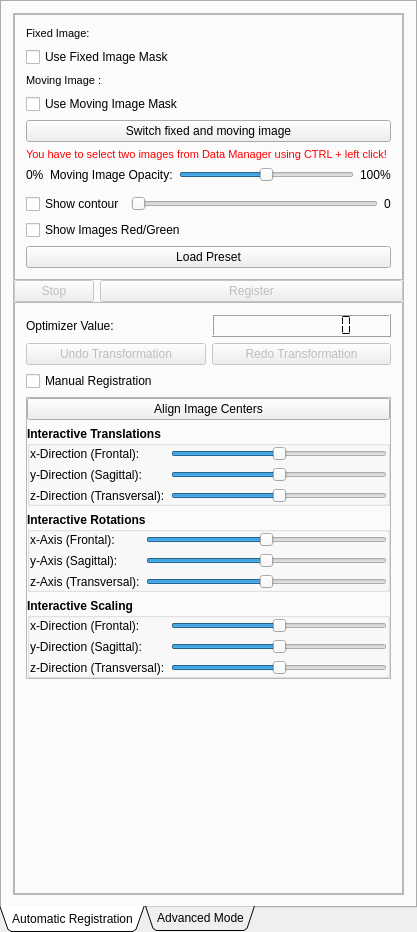
The window that Plugins/org.mitk.gui.qt.registration/src/internal/QmitkRigidRegistrationViewControls.ui (MITK/MITK) describes before a commit, drawn with Qt 5.
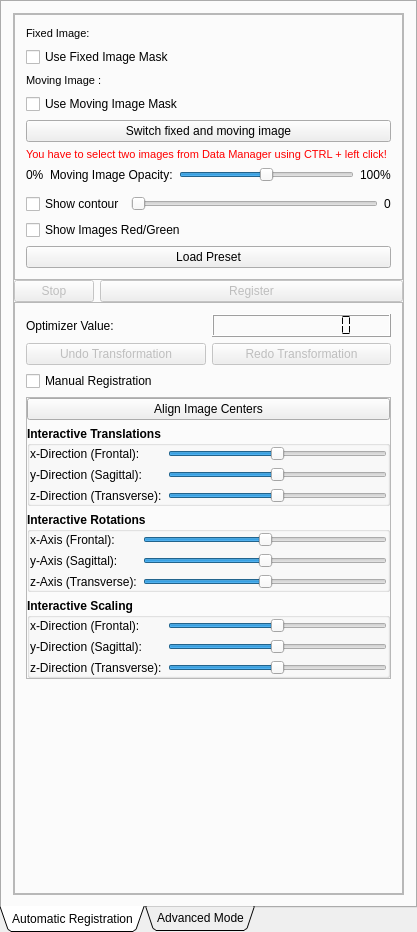
The same window after the commit. Icons and pictures are not drawn. Custom widgets are drawn as their Qt base class.

Commit message: Replaced "Transversal" with "Transverse" in GUI and user documentation.

Diff of the .ui file:
```diff
--- a/Plugins/org.mitk.gui.qt.registration/src/internal/QmitkRigidRegistrationViewControls.ui
+++ b/Plugins/org.mitk.gui.qt.registration/src/internal/QmitkRigidRegistrationViewControls.ui
@@ -589,7 +589,7 @@
                           </font>
                          </property>
                          <property name="text">
-                          <string>z-Direction (Transversal):</string>
+                          <string>z-Direction (Transverse):</string>
                          </property>
                          <property name="wordWrap">
                           <bool>false</bool>
@@ -715,7 +715,7 @@
                           </font>
                          </property>
                          <property name="text">
-                          <string>z-Axis (Transversal):</string>
+                          <string>z-Axis (Transverse):</string>
                          </property>
                          <property name="wordWrap">
                           <bool>false</bool>
@@ -841,7 +841,7 @@
                           </font>
                          </property>
                          <property name="text">
-                          <string>z-Direction (Transversal):</string>
+                          <string>z-Direction (Transverse):</string>
                          </property>
                          <property name="wordWrap">
                           <bool>false</bool>
```
The commit also changes 13 other files.
